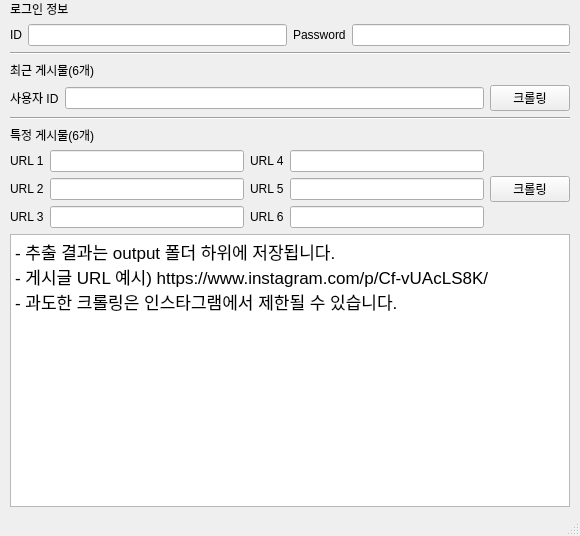
This is instagram/crawl_liker.ui in alsoj/sideproejct as Qt 5 draws it before an edit. The edited form follows.
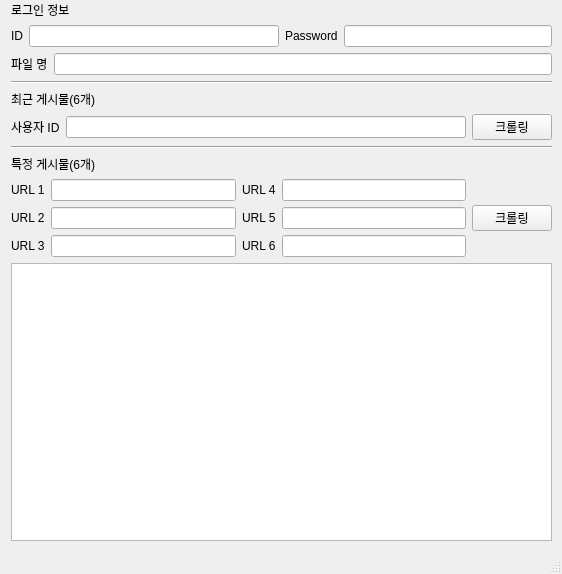
This is the edited form.

Commit message: 좋아요 크롤러 수정

The edit to the form file:
```diff
--- a/instagram/crawl_liker.ui
+++ b/instagram/crawl_liker.ui
@@ -6,8 +6,8 @@
    <rect>
     <x>0</x>
     <y>0</y>
-    <width>580</width>
-    <height>536</height>
+    <width>562</width>
+    <height>574</height>
    </rect>
   </property>
   <property name="windowTitle">
@@ -20,10 +20,10 @@
    <widget class="QWidget" name="">
     <property name="geometry">
      <rect>
-      <x>10</x>
-      <y>0</y>
-      <width>560</width>
-      <height>507</height>
+      <x>11</x>
+      <y>1</y>
+      <width>541</width>
+      <height>540</height>
      </rect>
     </property>
     <layout class="QVBoxLayout" name="verticalLayout_5">
@@ -74,6 +74,20 @@
        </item>
       </layout>
      </item>
+     <item>
+      <layout class="QHBoxLayout" name="horizontalLayout_16">
+       <item>
+        <widget class="QLabel" name="label_id_2">
+         <property name="text">
+          <string>파일 명</string>
+         </property>
+        </widget>
+       </item>
+       <item>
+        <widget class="QLineEdit" name="edit_file_name"/>
+       </item>
+      </layout>
+     </item>
      <item>
       <widget class="Line" name="line">
        <property name="orientation">
@@ -253,9 +267,7 @@
 &lt;html&gt;&lt;head&gt;&lt;meta name=&quot;qrichtext&quot; content=&quot;1&quot; /&gt;&lt;style type=&quot;text/css&quot;&gt;
 p, li { white-space: pre-wrap; }
 &lt;/style&gt;&lt;/head&gt;&lt;body style=&quot; font-family:'.AppleSystemUIFont'; font-size:13pt; font-weight:400; font-style:normal;&quot;&gt;
-&lt;p style=&quot; margin-top:0px; margin-bottom:0px; margin-left:0px; margin-right:0px; -qt-block-indent:0; text-indent:0px;&quot;&gt;- 추출 결과는 output 폴더 하위에 저장됩니다.&lt;/p&gt;
-&lt;p style=&quot; margin-top:0px; margin-bottom:0px; margin-left:0px; margin-right:0px; -qt-block-indent:0; text-indent:0px;&quot;&gt;- 게시글 URL 예시) https://www.instagram.com/p/Cf-vUAcLS8K/&lt;/p&gt;
-&lt;p style=&quot; margin-top:0px; margin-bottom:0px; margin-left:0px; margin-right:0px; -qt-block-indent:0; text-indent:0px;&quot;&gt;- 과도한 크롤링은 인스타그램에서 제한될 수 있습니다.&lt;/p&gt;&lt;/body&gt;&lt;/html&gt;</string>
+&lt;p style=&quot;-qt-paragraph-type:empty; margin-top:0px; margin-bottom:0px; margin-left:0px; margin-right:0px; -qt-block-indent:0; text-indent:0px;&quot;&gt;&lt;br /&gt;&lt;/p&gt;&lt;/body&gt;&lt;/html&gt;</string>
        </property>
       </widget>
      </item>
```
The commit also changes 2 other files.
